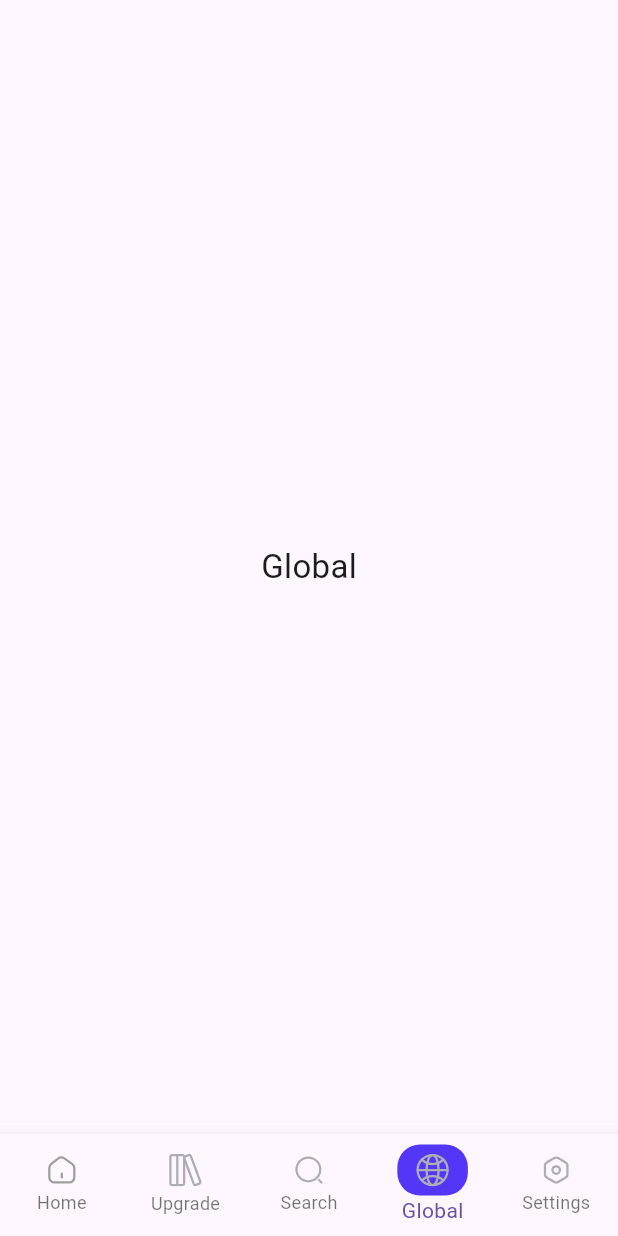
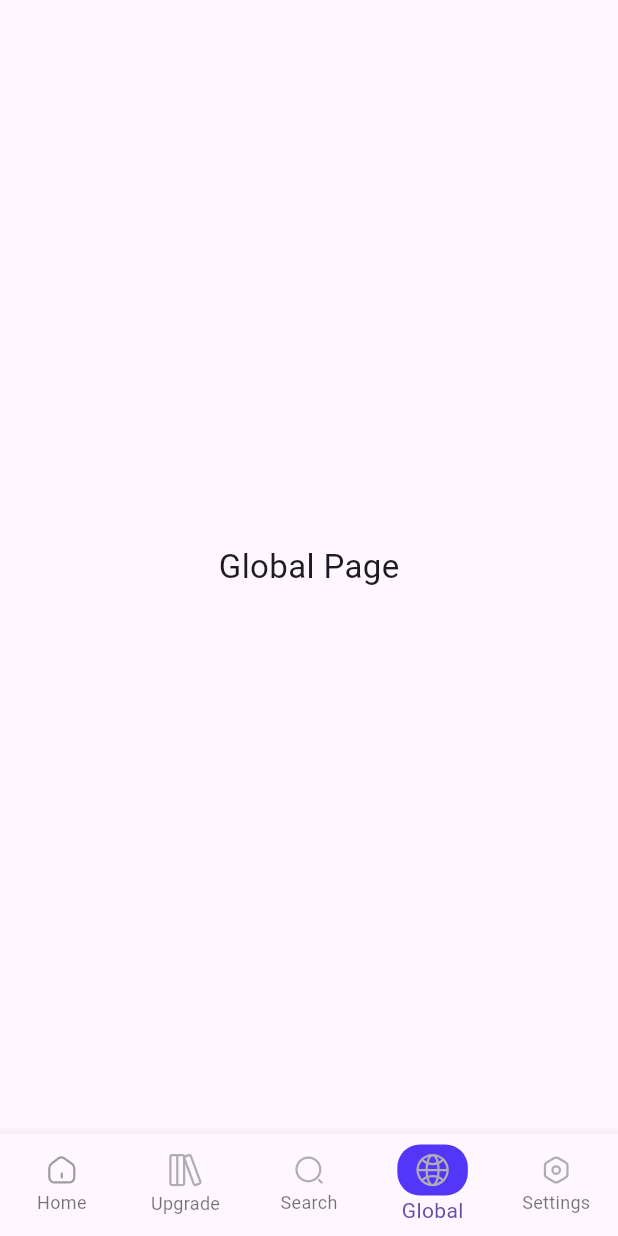
Before and after one commit to fatima304/FatmaAtef_Week2_UI, a Flutter app: the screen it shows after launch, item 4 of the bottom bar chosen, on a phone screen of 412 x 824 dp. Run offline on Flutter 3.47's test engine with Material 3 defaults, Android fonts, the phone set to English and light mode, and no system bars; our stand-ins replace flutter_svg.

Commit message:
Anime App

```diff
--- a/lib/core/widgets/bottom_navbar.dart
+++ b/lib/core/widgets/bottom_navbar.dart
@@ -19,7 +19,7 @@ class _BottomNavBarState extends State<BottomNavBar> {
     HomePage(),
     UpgradePage(),
     Center(child: Text("Search Page", style: TextStyle(fontSize: 22))),
-    Center(child: Text("Global", style: TextStyle(fontSize: 22))),
+    Center(child: Text("Global Page", style: TextStyle(fontSize: 22))),
     Center(child: Text("Settings Page", style: TextStyle(fontSize: 22))),
   ];
 
```
